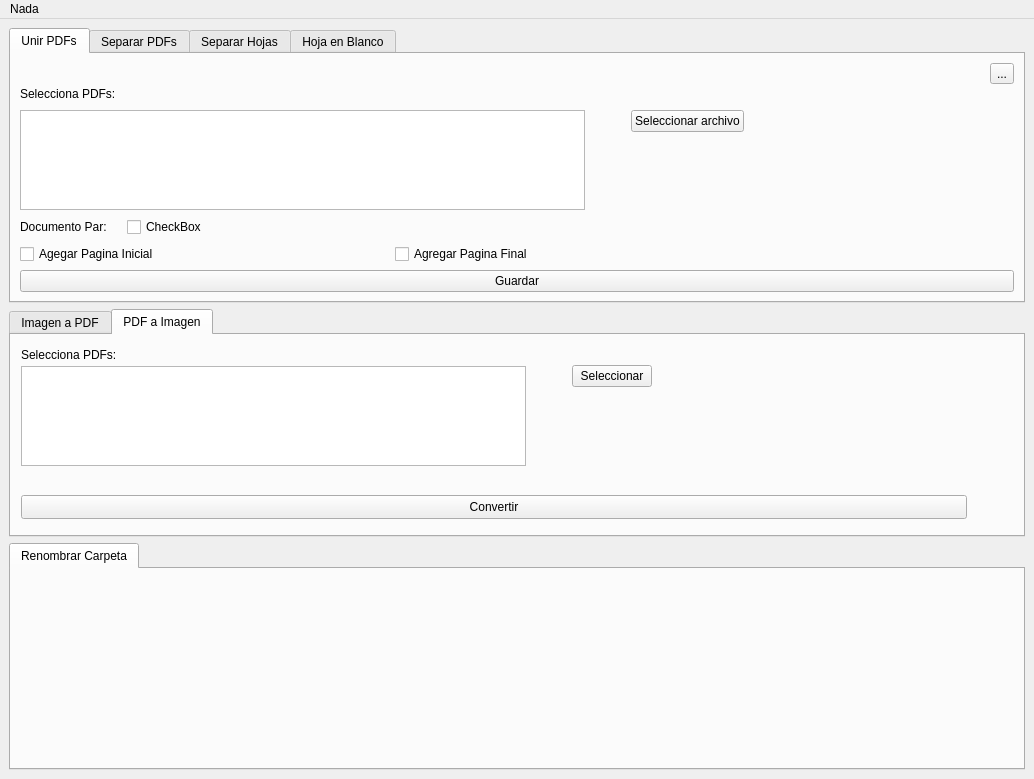
Qt form App/form.ui (agustin-d-martinez/myLovePDF) before a commit.
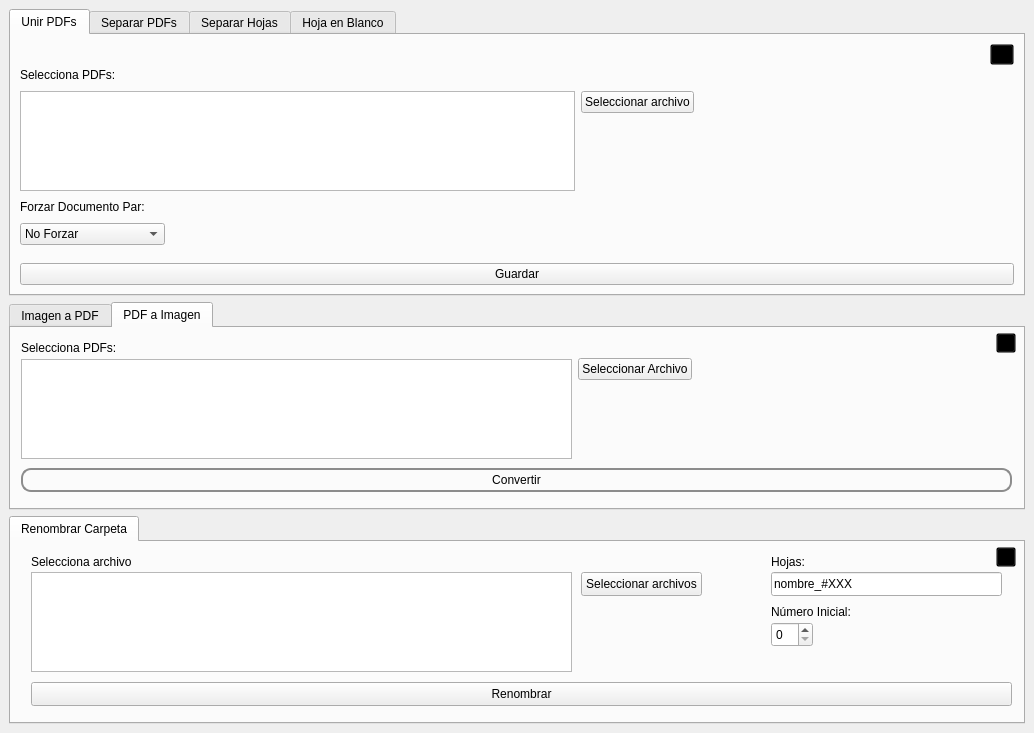
The same form after that commit. The open tabs and pages were chosen to show the change. Icons and pictures are not drawn. Custom widgets are drawn as their Qt base class.

The edit to the form file:
```diff
--- a/App/form.ui
+++ b/App/form.ui
@@ -7,7 +7,7 @@
     <x>0</x>
     <y>0</y>
     <width>1034</width>
-    <height>779</height>
+    <height>733</height>
    </rect>
   </property>
   <property name="windowTitle">
@@ -20,6 +20,12 @@
      <height>0</height>
     </size>
    </property>
+   <property name="styleSheet">
+    <string notr="true">QToolButton{color: rgba(255,255,255,0);background-color: rgba(0, 0, 0,0);
+border-image: url(:/resources/resources/uicons-regular-rounded/fi-rr-interrogation.svg);
+}
+</string>
+   </property>
    <layout class="QVBoxLayout" name="verticalLayout_3">
     <item>
      <widget class="QTabWidget" name="tabWidget">
@@ -55,9 +61,18 @@
               <property name="layoutDirection">
                <enum>Qt::LayoutDirection::RightToLeft</enum>
               </property>
+              <property name="styleSheet">
+               <string notr="true"/>
+              </property>
               <property name="text">
                <string>...</string>
               </property>
+              <property name="iconSize">
+               <size>
+                <width>16</width>
+                <height>16</height>
+               </size>
+              </property>
              </widget>
             </item>
             <item row="1" column="0">
@@ -115,22 +130,6 @@
               </property>
              </widget>
             </item>
-            <item>
-             <spacer name="horizontalSpacer">
-              <property name="orientation">
-               <enum>Qt::Orientation::Horizontal</enum>
-              </property>
-              <property name="sizeType">
-               <enum>QSizePolicy::Policy::Preferred</enum>
-              </property>
-              <property name="sizeHint" stdset="0">
-               <size>
-                <width>40</width>
-                <height>10</height>
-               </size>
-              </property>
-             </spacer>
-            </item>
             <item alignment="Qt::AlignmentFlag::AlignTop">
              <widget class="QPushButton" name="ButtonFileSelect">
               <property name="text">
@@ -148,7 +147,7 @@
               </property>
               <property name="sizeHint" stdset="0">
                <size>
-                <width>270</width>
+                <width>320</width>
                 <height>10</height>
                </size>
               </property>
@@ -157,102 +156,70 @@
            </layout>
           </item>
           <item>
-           <layout class="QHBoxLayout" name="horizontalLayout_6">
-            <property name="spacing">
-             <number>20</number>
+           <widget class="QLabel" name="label_2">
+            <property name="sizePolicy">
+             <sizepolicy hsizetype="Preferred" vsizetype="Preferred">
+              <horstretch>0</horstretch>
+              <verstretch>0</verstretch>
+             </sizepolicy>
             </property>
-            <item>
-             <widget class="QLabel" name="label_2">
-              <property name="sizePolicy">
-               <sizepolicy hsizetype="Preferred" vsizetype="Preferred">
-                <horstretch>0</horstretch>
-                <verstretch>0</verstretch>
-               </sizepolicy>
-              </property>
-              <property name="minimumSize">
-               <size>
-                <width>20</width>
-                <height>20</height>
-               </size>
-              </property>
-              <property name="text">
-               <string>Documento Par:</string>
-              </property>
-             </widget>
-            </item>
-            <item>
-             <widget class="ModernCheckBox" name="checkBoxDocPar">
-              <property name="sizePolicy">
-               <sizepolicy hsizetype="Preferred" vsizetype="Preferred">
-                <horstretch>0</horstretch>
-                <verstretch>0</verstretch>
-               </sizepolicy>
-              </property>
-              <property name="text">
-               <string>CheckBox</string>
-              </property>
-             </widget>
-            </item>
-            <item>
-             <spacer name="horizontalSpacer_6">
-              <property name="orientation">
-               <enum>Qt::Orientation::Horizontal</enum>
-              </property>
-              <property name="sizeHint" stdset="0">
-               <size>
-                <width>40</width>
-                <height>20</height>
-               </size>
-              </property>
-             </spacer>
-            </item>
-           </layout>
+            <property name="minimumSize">
+             <size>
+              <width>20</width>
+              <height>20</height>
+             </size>
+            </property>
+            <property name="text">
+             <string>Forzar Documento Par:</string>
+            </property>
+           </widget>
           </item>
           <item>
-           <layout class="QHBoxLayout" name="horizontalLayout_2">
+           <widget class="QComboBox" name="comboBox">
+            <property name="sizePolicy">
+             <sizepolicy hsizetype="Preferred" vsizetype="Fixed">
+              <horstretch>0</horstretch>
+              <verstretch>0</verstretch>
+             </sizepolicy>
+            </property>
+            <property name="maximumSize">
+             <size>
+              <width>145</width>
+              <height>16777215</height>
+             </size>
+            </property>
+            <property name="currentIndex">
+             <number>0</number>
+            </property>
             <item>
-             <widget class="QCheckBox" name="checkBox">
-              <property name="enabled">
-               <bool>true</bool>
-              </property>
-              <property name="styleSheet">
-               <string notr="true"/>
-              </property>
-              <property name="text">
-               <string>Agegar Pagina Inicial</string>
-              </property>
-              <attribute name="buttonGroup">
-               <string notr="true">buttonGroup</string>
-              </attribute>
-             </widget>
+             <property name="text">
+              <string>No Forzar</string>
+             </property>
             </item>
             <item>
-             <widget class="QCheckBox" name="checkBox_2">
-              <property name="text">
-               <string>Agregar Pagina Final</string>
-              </property>
-              <attribute name="buttonGroup">
-               <string notr="true">buttonGroup</string>
-              </attribute>
-             </widget>
+             <property name="text">
+              <string>Agregar Página Inicial</string>
+             </property>
             </item>
             <item>
-             <spacer name="horizontalSpacer_2">
-              <property name="orientation">
-               <enum>Qt::Orientation::Horizontal</enum>
-              </property>
-              <property name="sizeType">
-               <enum>QSizePolicy::Policy::Maximum</enum>
-              </property>
-              <property name="sizeHint" stdset="0">
-               <size>
-                <width>250</width>
-                <height>10</height>
-               </size>
-              </property>
-             </spacer>
+             <property name="text">
+              <string>Agregar Página Final</string>
+             </property>
             </item>
-           </layout>
+           </widget>
+          </item>
+          <item>
+           <spacer name="verticalSpacer">
+            <property name="orientation">
+             <enum>Qt::Orientation::Vertical</enum>
+            </property>
+            <property name="sizeHint" stdset="0">
+             <size>
+              <width>20</width>
+              <height>10</height>
+             </size>
+            </property>
+           </spacer>
           </item>
           <item>
            <widget class="QPushButton" name="SaveButton">
@@ -868,7 +835,7 @@
          <rect>
           <x>10</x>
           <y>30</y>
-          <width>631</width>
+          <width>671</width>
           <height>102</height>
          </rect>
         </property>
@@ -892,26 +859,16 @@
            </property>
           </widget>
          </item>
-         <item>
-          <spacer name="horizontalSpacer_7">
-           <property name="orientation">
-            <enum>Qt::Orientation::Horizontal</enum>
-           </property>
-           <property name="sizeType">
-            <enum>QSizePolicy::Policy::Fixed</enum>
-           </property>
-           <property name="sizeHint" stdset="0">
-            <size>
-             <width>40</width>
-             <height>10</height>
-            </size>
-           </property>
-          </spacer>
-         </item>
          <item alignment="Qt::AlignmentFlag::AlignTop">
           <widget class="QPushButton" name="ButtonFileSelect_6">
+           <property name="maximumSize">
+            <size>
+             <width>16777215</width>
+             <height>80</height>
+            </size>
+           </property>
            <property name="text">
-            <string>Seleccionar</string>
+            <string>Seleccionar Archivo</string>
            </property>
           </widget>
          </item>
@@ -921,11 +878,17 @@
         <property name="geometry">
          <rect>
           <x>10</x>
-          <y>160</y>
-          <width>946</width>
+          <y>140</y>
+          <width>991</width>
           <height>24</height>
          </rect>
         </property>
+        <property name="styleSheet">
+         <string notr="true">QPushButton{border-style: solid;border-width: 2px;border-radius: 10px;
+border-color: rgba(140, 140, 140,255); ;color: black;}
+QPushButton:hover{border-color: rgba(140, 120, 150,255);background-color: rgba(0, 172, 252, 50);}
+QPushButton:pressed{border-color: rgba(140, 110, 170,255);background-color: rgba(0, 120, 252, 150);}</string>
+        </property>
         <property name="text">
          <string>Convertir</string>
         </property>
@@ -955,6 +918,37 @@
          <string>Selecciona PDFs:</string>
         </property>
        </widget>
+       <widget class="QToolButton" name="toolButton_4">
+        <property name="geometry">
+         <rect>
+          <x>985</x>
+          <y>5</y>
+          <width>20</width>
+          <height>20</height>
+         </rect>
+        </property>
+        <property name="sizeIncrement">
+         <size>
+          <width>2</width>
+          <height>0</height>
+         </size>
+        </property>
+        <property name="layoutDirection">
+         <enum>Qt::LayoutDirection::RightToLeft</enum>
+        </property>
+        <property name="styleSheet">
+         <string notr="true"/>
+        </property>
+        <property name="text">
+         <string>...</string>
+        </property>
+        <property name="iconSize">
+         <size>
+          <width>16</width>
+          <height>16</height>
+         </size>
+        </property>
+       </widget>
       </widget>
      </widget>
     </item>
@@ -967,27 +961,194 @@
        <attribute name="title">
         <string>Renombrar Carpeta</string>
        </attribute>
+       <widget class="QPushButton" name="SaveButton_7">
+        <property name="geometry">
+         <rect>
+          <x>20</x>
+          <y>140</y>
+          <width>981</width>
+          <height>24</height>
+         </rect>
+        </property>
+        <property name="text">
+         <string>Renombrar</string>
+        </property>
+       </widget>
+       <widget class="QPushButton" name="ButtonFileSelect_7">
+        <property name="geometry">
+         <rect>
+          <x>570</x>
+          <y>30</y>
+          <width>121</width>
+          <height>24</height>
+         </rect>
+        </property>
+        <property name="text">
+         <string>Seleccionar archivos</string>
+        </property>
+       </widget>
+       <widget class="QLabel" name="label_13">
+        <property name="geometry">
+         <rect>
+          <x>20</x>
+          <y>10</y>
+          <width>101</width>
+          <height>20</height>
+         </rect>
+        </property>
+        <property name="sizePolicy">
+         <sizepolicy hsizetype="Preferred" vsizetype="Fixed">
+          <horstretch>0</horstretch>
+          <verstretch>0</verstretch>
+         </sizepolicy>
+        </property>
+        <property name="minimumSize">
+         <size>
+          <width>20</width>
+          <height>20</height>
+         </size>
+        </property>
+        <property name="text">
+         <string>Selecciona archivos:</string>
+        </property>
+       </widget>
+       <widget class="QLineEdit" name="NameTemplate">
+        <property name="geometry">
+         <rect>
+          <x>760</x>
+          <y>30</y>
+          <width>231</width>
+          <height>24</height>
+         </rect>
+        </property>
+        <property name="sizePolicy">
+         <sizepolicy hsizetype="MinimumExpanding" vsizetype="Fixed">
+          <horstretch>0</horstretch>
+          <verstretch>0</verstretch>
+         </sizepolicy>
+        </property>
+        <property name="text">
+         <string>nombre_#XXX</string>
+        </property>
+       </widget>
+       <widget class="QLabel" name="label_14">
+        <property name="geometry">
+         <rect>
+          <x>760</x>
+          <y>10</y>
+          <width>101</width>
+          <height>20</height>
+         </rect>
+        </property>
+        <property name="sizePolicy">
+         <sizepolicy hsizetype="Preferred" vsizetype="Fixed">
+          <horstretch>0</horstretch>
+          <verstretch>0</verstretch>
+         </sizepolicy>
+        </property>
+        <property name="minimumSize">
+         <size>
+          <width>20</width>
+          <height>20</height>
+         </size>
+        </property>
+        <property name="text">
+         <string>Hojas:</string>
+        </property>
+       </widget>
+       <widget class="ButtonListWidget" name="ListFileSelector_4">
+        <property name="geometry">
+         <rect>
+          <x>20</x>
+          <y>30</y>
+          <width>541</width>
+          <height>100</height>
+         </rect>
+        </property>
+        <property name="sizePolicy">
+         <sizepolicy hsizetype="Expanding" vsizetype="Maximum">
+          <horstretch>0</horstretch>
+          <verstretch>0</verstretch>
+         </sizepolicy>
+        </property>
+        <property name="maximumSize">
+         <size>
+          <width>16777215</width>
+          <height>100</height>
+         </size>
+        </property>
+       </widget>
+       <widget class="QSpinBox" name="spinBox">
+        <property name="geometry">
+         <rect>
+          <x>760</x>
+          <y>80</y>
+          <width>42</width>
+          <height>25</height>
+         </rect>
+        </property>
+       </widget>
+       <widget class="QLabel" name="label_15">
+        <property name="geometry">
+         <rect>
+          <x>760</x>
+          <y>60</y>
+          <width>101</width>
+          <height>20</height>
+         </rect>
+        </property>
+        <property name="sizePolicy">
+         <sizepolicy hsizetype="Preferred" vsizetype="Fixed">
+          <horstretch>0</horstretch>
+          <verstretch>0</verstretch>
+         </sizepolicy>
+        </property>
+        <property name="minimumSize">
+         <size>
+          <width>20</width>
+          <height>20</height>
+         </size>
+        </property>
+        <property name="text">
+         <string>Número Inicial:</string>
+        </property>
+       </widget>
+       <widget class="QToolButton" name="toolButton_3">
+        <property name="geometry">
+         <rect>
+          <x>985</x>
+          <y>5</y>
+          <width>20</width>
+          <height>20</height>
+         </rect>
+        </property>
+        <property name="sizeIncrement">
+         <size>
+          <width>2</width>
+          <height>0</height>
+         </size>
+        </property>
+        <property name="layoutDirection">
+         <enum>Qt::LayoutDirection::RightToLeft</enum>
+        </property>
+        <property name="styleSheet">
+         <string notr="true"/>
+        </property>
+        <property name="text">
+         <string>...</string>
+        </property>
+        <property name="iconSize">
+         <size>
+          <width>16</width>
+          <height>16</height>
+         </size>
+        </property>
+       </widget>
       </widget>
      </widget>
     </item>
    </layout>
   </widget>
-  <widget class="QMenuBar" name="menubar">
-   <property name="geometry">
-    <rect>
-     <x>0</x>
-     <y>0</y>
-     <width>1034</width>
-     <height>21</height>
-    </rect>
-   </property>
-   <widget class="QMenu" name="menuNada">
-    <property name="title">
-     <string>Nada</string>
-    </property>
-   </widget>
-   <addaction name="menuNada"/>
-  </widget>
  </widget>
  <customwidgets>
   <customwidget>
```
Left out of the diff: 243 changed lines with no effect on the pictures.
